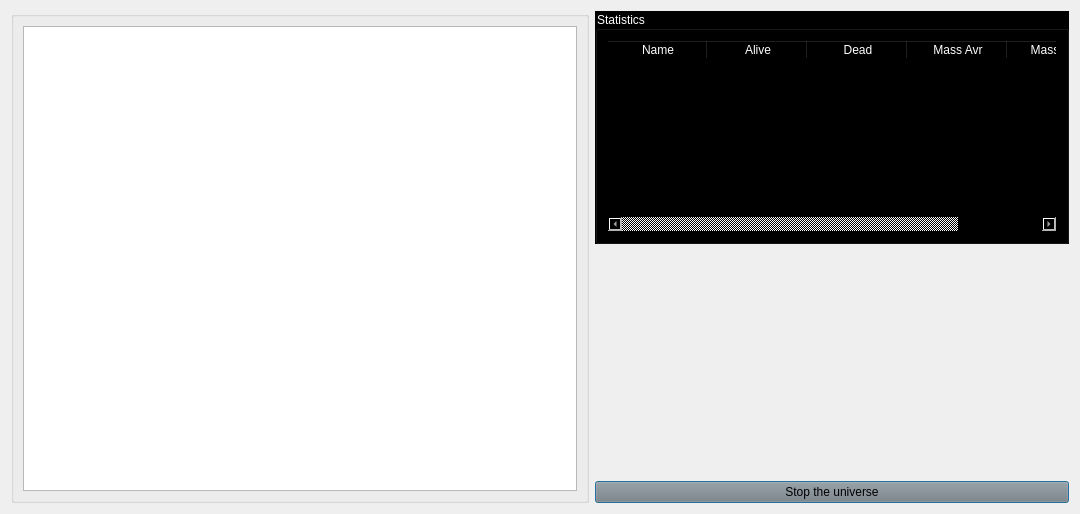
The window that qbio/universe_output_window.ui (amedari13/biosphere) describes before a commit, drawn with Qt 5.
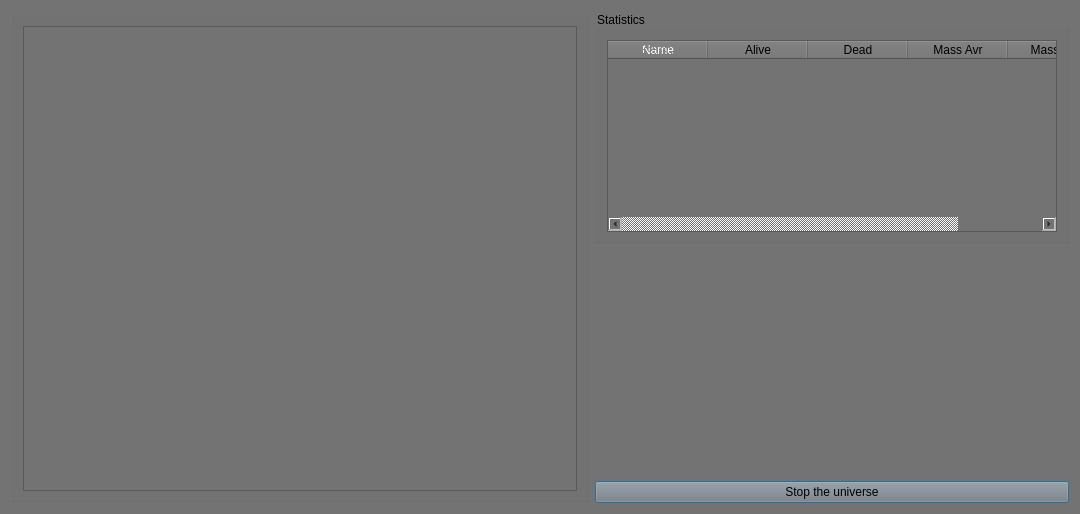
The same window after the commit.

Diff of the .ui file:
```diff
--- a/qbio/universe_output_window.ui
+++ b/qbio/universe_output_window.ui
@@ -16,7 +16,7 @@
   <property name="styleSheet">
    <string notr="true">
 color: #000000;
-background-color: linear-gradient(to top, #fefcea, #f1da36);</string>
+background-color:#737373;</string>
   </property>
   <layout class="QHBoxLayout" name="horizontalLayout">
    <item>
@@ -47,8 +47,7 @@
      <item>
       <widget class="QGroupBox" name="groupBox_2">
        <property name="styleSheet">
-        <string notr="true">background-color:#000000;
-color:#FFFFFF;</string>
+        <string notr="true"/>
        </property>
        <property name="title">
         <string>Statistics</string>
@@ -80,13 +79,13 @@
            </property>
            <property name="background">
             <color>
-             <red>0</red>
-             <green>0</green>
-             <blue>0</blue>
+             <red>107</red>
+             <green>20</green>
+             <blue>95</blue>
             </color>
            </property>
            <property name="foreground">
-            <brush brushstyle="NoBrush">
+            <brush brushstyle="Dense2Pattern">
              <color alpha="255">
               <red>255</red>
               <green>255</green>
@@ -122,9 +121,9 @@
            </property>
            <property name="background">
             <color>
-             <red>0</red>
-             <green>0</green>
-             <blue>0</blue>
+             <red>53</red>
+             <green>153</green>
+             <blue>168</blue>
             </color>
            </property>
            <property name="foreground">
```
